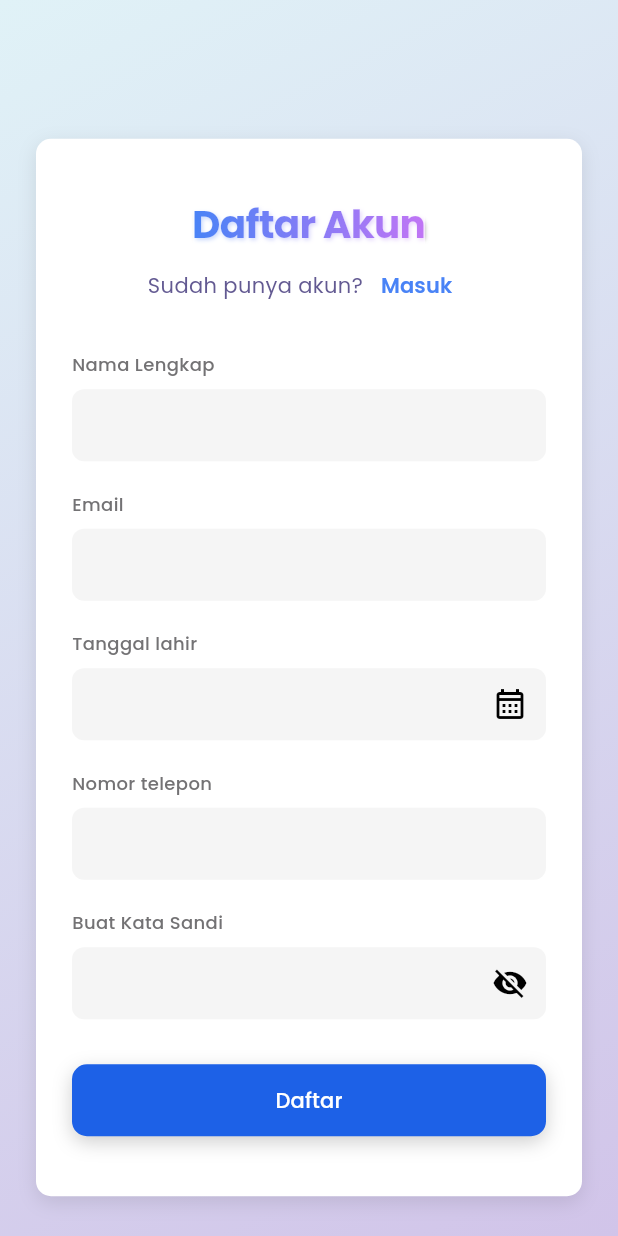
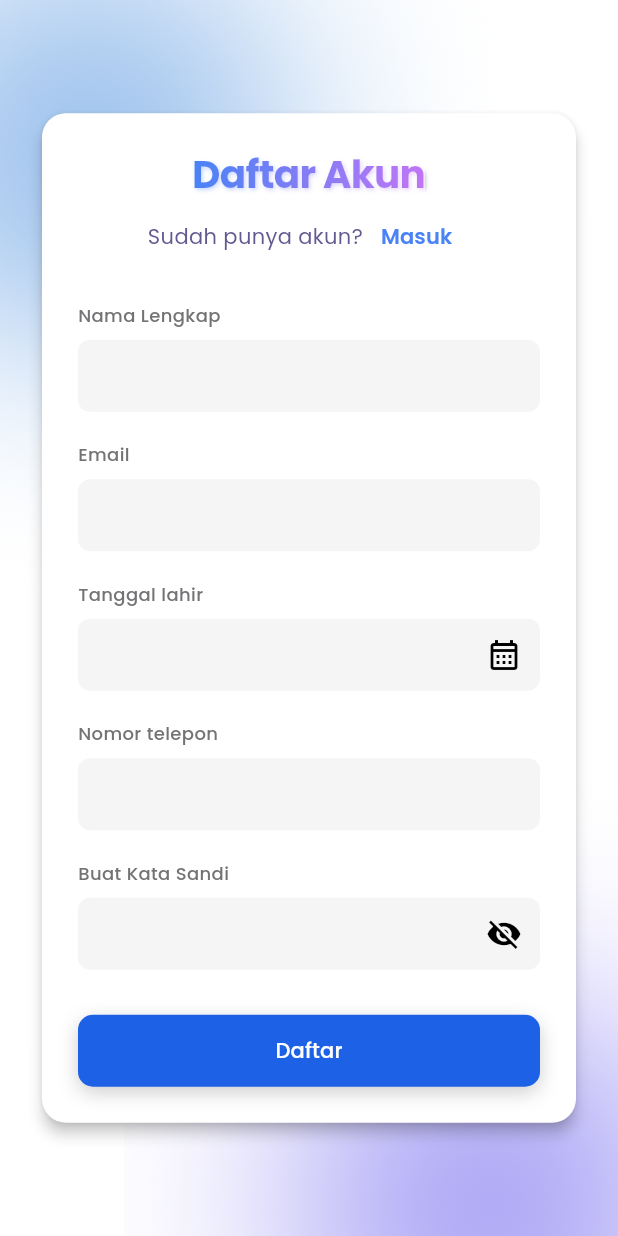
Before and after one commit to Tun-Tax/TunTax, a Flutter app: the SignupScreen screen opened by its route, on a phone screen of 412 x 824 dp. Run offline on Flutter 3.47's test engine with Material 3 defaults, Android fonts, the phone set to English and light mode, and no system bars; drawn by our look-alikes of flutter_form_builder; our stand-ins replace firebase_core, firebase_crashlytics, flutter_svg, form_builder_validators, go_router, google_fonts; accounts and stored records are empty.

Commit message:
refactor(ui): Simplify SignupScreen layout by using Background widget and removing unnecessary Stack

```diff
--- a/lib/screens/signup_screen.dart
+++ b/lib/screens/signup_screen.dart
@@ -3,6 +3,7 @@ import 'package:go_router/go_router.dart';
 import 'package:google_fonts/google_fonts.dart';
 import 'package:flutter_form_builder/flutter_form_builder.dart';
 import 'package:form_builder_validators/form_builder_validators.dart';
+import 'package:tuntax/widgets/background.dart';
 import 'package:tuntax/widgets/custom_date_time_picker.dart';
 import 'package:tuntax/widgets/custom_text_field.dart';
 
@@ -25,53 +26,24 @@ class _SignupScreenState extends State<SignupScreen> {
       },
       child: Scaffold(
         extendBodyBehindAppBar: true,
-        body: Stack(
-          children: [
-            // Background gradient
-            Container(
-              width: double.infinity,
-              height: MediaQuery.of(context).size.height,
-              decoration: const BoxDecoration(
-                gradient: LinearGradient(
-                  colors: [Color(0xFFE0F2F7), Color(0xFFD1C4E9)],
-                  begin: Alignment.topLeft,
-                  end: Alignment.bottomRight,
+        body: Background(
+          child: SafeArea(
+            child: Center(
+              child: SingleChildScrollView(
+                padding: const EdgeInsets.symmetric(horizontal: 24.0),
+                child: Card(
+                  color: Colors.white,
+                  elevation: 4.0,
+                  shape: RoundedRectangleBorder(
+                    borderRadius: BorderRadius.circular(16.0),
                   ),
-              ),
-            ),
-            // Content
-            Padding(
-              padding: const EdgeInsets.only(
-                top: 90,
-                left: 24,
-                right: 24,
-                bottom: 24,
-              ),
-              child: Center(
-                child: Container(
-                  decoration: BoxDecoration(
-                    color: Colors.white,
-                    borderRadius: BorderRadius.circular(10),
-                    boxShadow: [
-                      BoxShadow(
-                        color: Colors.black.withAlpha(25),
-                        blurRadius: 10,
-                        offset: const Offset(0, 4),
-                      ),
-                    ],
-                  ),
-                  child: SingleChildScrollView(
                   child: Padding(
-                      padding: const EdgeInsets.symmetric(horizontal: 24.0),
+                    padding: const EdgeInsets.all(24.0),
                     child: FormBuilder(
                       key: _formKey,
                       child: Column(
-                          crossAxisAlignment: CrossAxisAlignment.start,
+                        mainAxisSize: MainAxisSize.min,
                         children: [
-                            Center(
-                              child: Column(
-                                children: [
-                                  const SizedBox(height: 40),
                           ShaderMask(
                             shaderCallback: (Rect bounds) {
                               return const LinearGradient(
@@ -122,9 +94,6 @@ class _SignupScreenState extends State<SignupScreen> {
                                 ),
                               ),
                             ],
-                                  ),
-                                ],
-                              ),
                           ),
                           const SizedBox(height: 20),
                           CustomTextField(
@@ -243,7 +212,6 @@ class _SignupScreenState extends State<SignupScreen> {
                               ),
                             ),
                           ),
-                            const SizedBox(height: 40), // Bottom padding
                         ],
                       ),
                     ),
@@ -252,7 +220,6 @@ class _SignupScreenState extends State<SignupScreen> {
               ),
             ),
           ),
-          ],
         ),
       ),
     );
```
Lines whose indentation alone changed are shown as unchanged.
